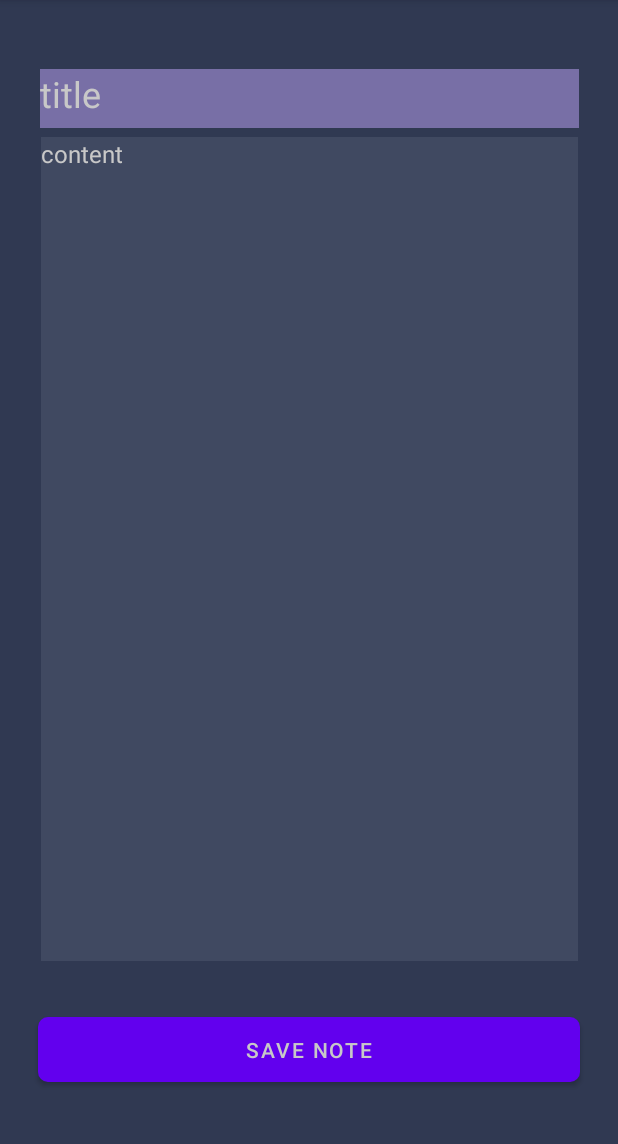
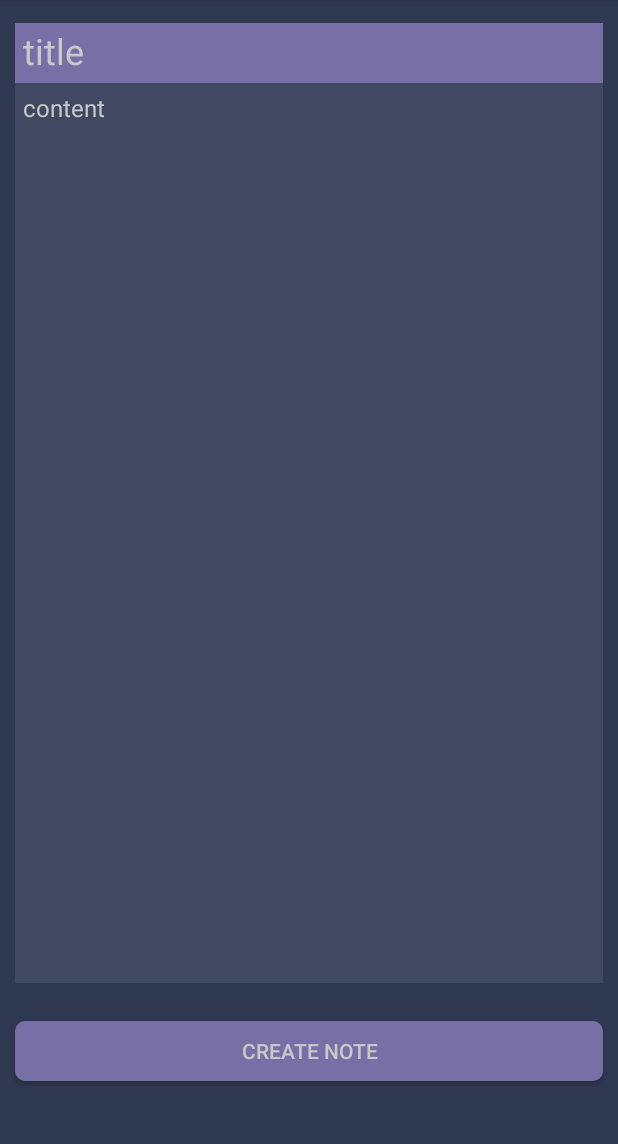
Before and after one commit to ReisMiner/TrackingNotes, an Android app: the writeNote screen opened directly, with no data from a screen before it, on a phone screen of 412 x 824 dp, the part 84-1228 px from its top. Run offline under Robolectric (Android 15) with nearby library versions, the phone set to English and light mode, and no system bars.

Commit message:
fixed layout with table

```diff
--- a/app/src/main/java/xyz/reisminer/trackingnotes/MainActivity.kt
+++ b/app/src/main/java/xyz/reisminer/trackingnotes/MainActivity.kt
@@ -6,7 +6,6 @@ import android.widget.TableLayout
 import android.widget.TableRow
 import androidx.appcompat.app.AppCompatActivity
 import androidx.appcompat.widget.AppCompatButton
-import com.google.android.material.tabs.TabLayout
 
 class MainActivity : AppCompatActivity() {
     override fun onCreate(savedInstanceState: Bundle?) {
@@ -20,8 +19,6 @@ class MainActivity : AppCompatActivity() {
             val intent = Intent(this, writeNote::class.java)
             startActivity(intent)
         }
-
-
     }
 
     private fun createHomeTiles(y: Int) {
--- a/app/src/main/res/layout/activity_main.xml
+++ b/app/src/main/res/layout/activity_main.xml
@@ -25,7 +25,7 @@
                 android:id="@+id/createButton"
                 android:layout_width="wrap_content"
                 android:layout_height="wrap_content"
-                android:layout_marginTop="10dp"
+                android:layout_marginTop="15dp"
                 android:background="@drawable/buttons"
                 android:text="Create Note"
                 android:textColor="@color/fontColor" />
--- a/app/src/main/res/layout/activity_write_note.xml
+++ b/app/src/main/res/layout/activity_write_note.xml
@@ -7,52 +7,71 @@
     android:background="@color/appBG"
     tools:context=".writeNote" >
 
-    <Button
-        android:id="@+id/button"
-        android:layout_width="361dp"
-        android:layout_height="43dp"
-        android:layout_marginStart="25dp"
-        android:layout_marginTop="666dp"
-        android:layout_marginEnd="25dp"
-        android:layout_marginBottom="35dp"
-        android:background="@drawable/buttons"
-        android:text="Save Note"
+    <TableLayout
+        android:id="@+id/mainTable"
+        android:layout_width="match_parent"
+        android:layout_height="match_parent"
+        android:orientation="vertical"
+        android:shrinkColumns="*"
+        android:stretchColumns="*">
+
+        <TableRow
+            android:id="@+id/SaveTitleRow"
+            android:layout_width="match_parent"
+            android:layout_height="wrap_content"
+            android:gravity="center_horizontal">
+            <EditText
+                android:id="@+id/TextViewSaveTitle"
+                android:layout_width="match_parent"
+                android:layout_height="40dp"
+                android:background="@color/buttonColor"
+                android:text="title"
                 android:textColor="@color/fontColor"
-        app:layout_constraintBottom_toBottomOf="parent"
-        app:layout_constraintEnd_toEndOf="parent"
-        app:layout_constraintStart_toStartOf="parent"
-        app:layout_constraintTop_toTopOf="parent" />
+                android:textSize="24sp"
+                android:padding="5dp"
+                android:layout_marginTop="15dp"
+                android:layout_marginLeft="10dp"
+                android:layout_marginRight="10dp"
+                android:layout_marginBottom="0dp"/>
+        </TableRow>
 
-    <TextView
-        android:id="@+id/textView"
-        android:layout_width="358dp"
-        android:layout_height="549dp"
-        android:layout_marginStart="25dp"
-        android:layout_marginTop="79dp"
-        android:layout_marginEnd="25dp"
-        android:layout_marginBottom="25dp"
+        <TableRow
+            android:id="@+id/SaveTextRow"
+            android:layout_width="match_parent"
+            android:layout_height="wrap_content">
+            <EditText
+                android:id="@+id/TextViewSaveText"
+                android:layout_width="match_parent"
+                android:layout_height="600dp"
                 android:background="@color/tileBG"
                 android:text="content"
                 android:textColor="@color/fontColor"
                 android:textSize="16sp"
-        app:layout_constraintBottom_toTopOf="@+id/button"
-        app:layout_constraintEnd_toEndOf="parent"
-        app:layout_constraintStart_toStartOf="parent"
-        app:layout_constraintTop_toTopOf="parent" />
+                android:textAlignment="viewStart"
+                android:gravity="center_horizontal"
+                android:padding="5dp"
+                android:layout_marginTop="0dp"
+                android:layout_marginLeft="10dp"
+                android:layout_marginRight="10dp"
+                android:layout_marginBottom="15dp"/>
+        </TableRow>
 
-    <TextView
-        android:id="@+id/textView2"
-        android:layout_width="359dp"
-        android:layout_height="39dp"
-        android:layout_marginStart="25dp"
-        android:layout_marginTop="40dp"
-        android:layout_marginEnd="25dp"
-        android:background="@color/buttonColor"
-        android:text="title"
+        <TableRow
+            android:id="@+id/buttonSaveRow"
+            android:layout_width="match_parent"
+            android:layout_height="wrap_content"
+            android:gravity="center_horizontal">
+
+            <androidx.appcompat.widget.AppCompatButton
+                android:id="@+id/createButton"
+                android:layout_width="match_parent"
+                android:layout_height="40dp"
+                android:layout_marginTop="10dp"
+                android:background="@drawable/buttons"
+                android:text="Create Note"
                 android:textColor="@color/fontColor"
-        android:textSize="24sp"
-        app:layout_constraintBottom_toTopOf="@+id/textView"
-        app:layout_constraintEnd_toEndOf="parent"
-        app:layout_constraintStart_toStartOf="parent"
-        app:layout_constraintTop_toTopOf="parent" />
+                android:layout_margin="10dp"/>
+        </TableRow>
+
+    </TableLayout>
 </androidx.constraintlayout.widget.ConstraintLayout>
--- a/app/src/main/res/layout/tiles_home.xml
+++ b/app/src/main/res/layout/tiles_home.xml
@@ -11,21 +11,22 @@
         android:text="Title"
         android:textAlignment="center"
         android:textColor="@color/fontColor"
+        android:padding="5dp"
         android:layout_marginLeft="10dp"
         android:layout_marginRight="10dp"
         android:layout_marginBottom="0dp"
         android:layout_marginTop="10dp"/>
 
-    <EditText
+    <TextView
         android:layout_width="match_parent"
         android:layout_height="match_parent"
         android:background="@color/tileBG"
-        android:editable="false"
         android:gravity="center_horizontal"
         android:maxWidth="200dp"
         android:text="bla bla bla bla bla bla bla bl sdaf sadf sdaf sadfsa dfsa fsa dfsa dfas dfa bla bla bla bla "
         android:textAlignment="viewStart"
         android:textColor="@color/fontColor"
+        android:padding="5dp"
         android:layout_marginLeft="10dp"
         android:layout_marginRight="10dp"
         android:layout_marginBottom="10dp"
```
Also changed, not shown: app/src/main/res/layout/activity_write_note_backup.xml (added, +58 -0 lines). Lines whose indentation alone changed are shown as unchanged.
